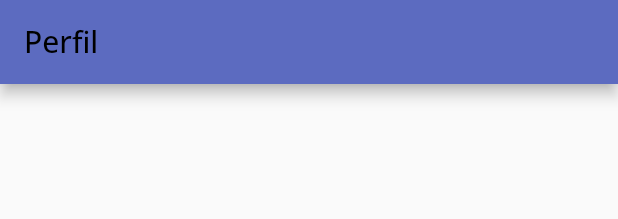
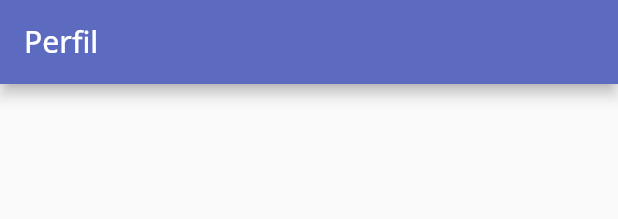
Before and after one commit to Sethyrus/absurd-toolbox, a Flutter app: the ProfileScreen widget shown alone on an empty page, opened directly, on a phone screen of 412 x 824 dp. Shown: the top 219 px of the screen. Run offline on Flutter 3.47's test engine with Material 2 defaults, Android fonts, the phone set to English and light mode, and no system bars; our stand-ins replace firebase_auth, firebase_core, flutter_easyloading, flutter_signin_button, google_fonts, google_sign_in and 1 more; missing offline and left inert: flutter_barcode_scanner, flutter_sound_lite; accounts and stored records are empty.

Commit message:
mejoras estéticas

```diff
--- a/lib/screens/edit_profile_screen.dart
+++ b/lib/screens/edit_profile_screen.dart
@@ -11,6 +11,7 @@ class EditProfileScreen extends StatelessWidget {
     return Layout(
       statusBarColor: Colors.indigo.shade700,
       themeColor: Colors.indigo.shade400,
+      themeStyle: ThemeStyle.Light,
       title: "Editar perfil",
       showAppBar: true,
       content: Center(
--- a/lib/screens/profile_screen.dart
+++ b/lib/screens/profile_screen.dart
@@ -11,6 +11,7 @@ class ProfileScreen extends StatelessWidget {
     return Layout(
       statusBarColor: Colors.indigo.shade700,
       themeColor: Colors.indigo.shade400,
+      themeStyle: ThemeStyle.Light,
       title: "Perfil",
       showAppBar: true,
       content: Center(
--- a/lib/screens/settings_screen.dart
+++ b/lib/screens/settings_screen.dart
@@ -8,6 +8,7 @@ class SettingsScreen extends StatelessWidget {
   Widget build(BuildContext context) {
     return Layout(
       statusBarColor: Colors.indigo.shade700,
+      themeStyle: ThemeStyle.Light,
       title: "Ajustes",
       themeColor: Colors.indigo.shade400,
       showAppBar: true,
--- a/lib/widgets/_general/layout.dart
+++ b/lib/widgets/_general/layout.dart
@@ -2,6 +2,11 @@ import 'package:absurd_toolbox/widgets/_general/empty_app_bar.dart';
 import 'package:flutter/material.dart';
 import 'package:flutter/services.dart';
 import 'dart:io';
+
+enum ThemeStyle {
+  Light,
+  Dark,
+}
 
 class Layout extends StatelessWidget {
   final Color statusBarColor;
@@ -10,6 +15,7 @@ class Layout extends StatelessWidget {
   final bool? showAppBar;
   final String? title;
   final Color? themeColor;
+  final ThemeStyle? themeStyle;
   final Widget? fab;
   final List<PopupMenuEntry<String>>? statusBarActions;
   final Function(String)? onStatusBarActionSelected;
@@ -22,6 +28,7 @@ class Layout extends StatelessWidget {
     required this.content,
     this.title,
     this.themeColor,
+    this.themeStyle,
     this.fab,
     this.showAppBar,
     this.statusBarActions,
@@ -38,13 +45,21 @@ class Layout extends StatelessWidget {
           ? AppBar(
               title: Text(
                 title ?? '',
-                style: TextStyle(color: Colors.black),
+                style: TextStyle(
+                  color: themeStyle == ThemeStyle.Light
+                      ? Colors.white
+                      : Colors.black,
+                ),
               ),
               systemOverlayStyle: SystemUiOverlayStyle(
                 statusBarColor: statusBarColor,
               ),
               backgroundColor: themeColor,
-              iconTheme: IconThemeData(color: Colors.black),
+              iconTheme: IconThemeData(
+                color: themeStyle == ThemeStyle.Light
+                    ? Colors.white
+                    : Colors.black,
+              ),
               actions: statusBarActions != null
                   ? [
                       PopupMenuButton<String>(
```
